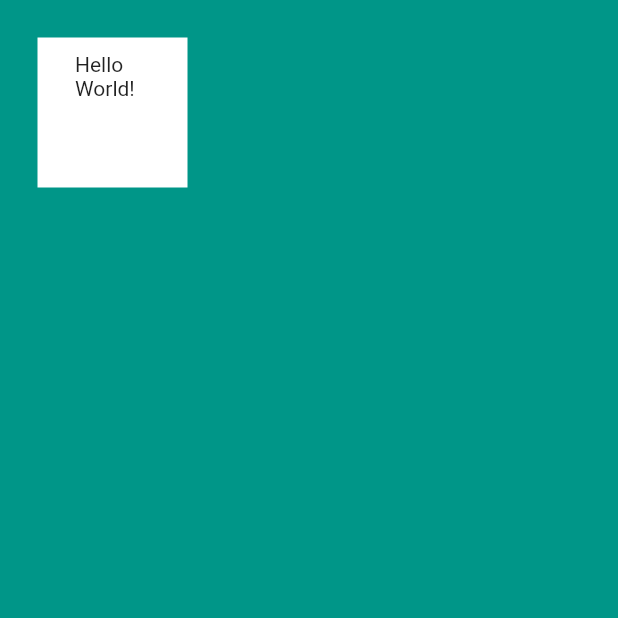
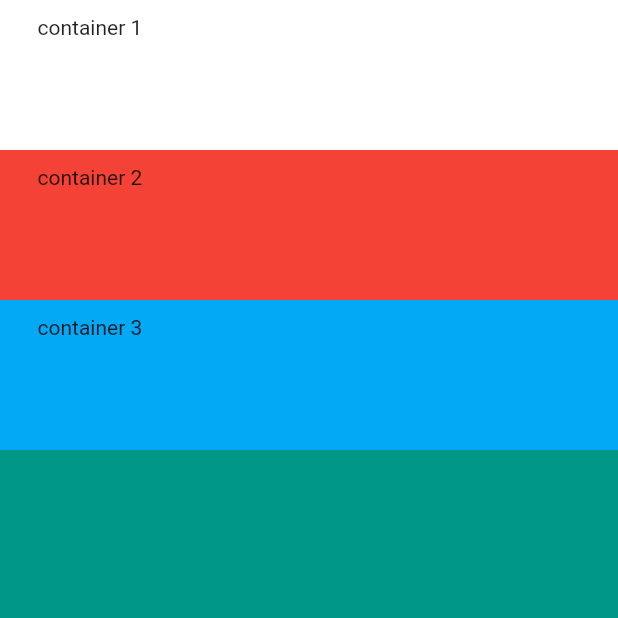
Before and after one commit to yonycherkos/The-Complete-Flutter-Development-Bootcamp, a Flutter app: the screen it shows after launch, on a phone screen of 412 x 824 dp, the top half of it. Run offline on Flutter 3.47's test engine with Material 2 defaults, Android fonts, the phone set to English and light mode, and no system bars.

Commit message:
section-6.4 How to use Column & Row Widgets for Layout

```diff
--- a/mi_card_flutter/lib/main.dart
+++ b/mi_card_flutter/lib/main.dart
@@ -11,13 +11,31 @@ class MyApp extends StatelessWidget {
       home: Scaffold(
         backgroundColor: Colors.teal,
         body: SafeArea(
-          child: Container(
-            color: Colors.white,
-            child: Text('Hello World!'),
-            width: 100.0,
-            height: 100.0,
-            margin: EdgeInsets.all(25.0),
-            padding: EdgeInsets.symmetric(vertical: 10.0, horizontal: 25.0),
+          child: Column(
+            crossAxisAlignment: CrossAxisAlignment.stretch,
+            children: <Widget>[
+              Container(
+                child: Text('container 1'),
+                color: Colors.white,
+                width: 125.0,
+                height: 100.0,
+                padding: EdgeInsets.symmetric(vertical: 10.0, horizontal: 25.0),
+              ),
+              Container(
+                child: Text('container 2'),
+                color: Colors.red,
+                width: 125.0,
+                height: 100.0,
+                padding: EdgeInsets.symmetric(vertical: 10.0, horizontal: 25.0),
+              ),
+              Container(
+                child: Text('container 3'),
+                color: Colors.lightBlue,
+                width: 125.0,
+                height: 100.0,
+                padding: EdgeInsets.symmetric(vertical: 10.0, horizontal: 25.0),
+              )
+            ],
           ),
         ),
       ),
```
